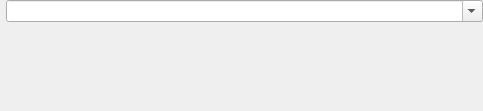
The window that tools/cathedral/ui/ServerScript.ui (comphack/comp_hack) describes before a commit, drawn with Qt 5.
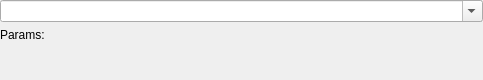
The same window after the commit. Custom widgets are drawn as their Qt base class.

Commit message: Moving BinaryDataSet to libcomp and cleaning up some action layouts

Diff of the .ui file:
```diff
--- a/tools/cathedral/ui/ServerScript.ui
+++ b/tools/cathedral/ui/ServerScript.ui
@@ -7,10 +7,10 @@
     <x>0</x>
     <y>0</y>
     <width>483</width>
-    <height>111</height>
+    <height>80</height>
    </rect>
   </property>
-  <layout class="QFormLayout" name="formLayout">
+  <layout class="QVBoxLayout" name="verticalLayout">
    <property name="leftMargin">
     <number>0</number>
    </property>
@@ -23,7 +23,7 @@
    <property name="bottomMargin">
     <number>0</number>
    </property>
-   <item row="2" column="1">
+   <item>
     <widget class="QComboBox" name="scriptID">
      <property name="sizePolicy">
       <sizepolicy hsizetype="Expanding" vsizetype="Fixed">
@@ -36,8 +36,19 @@
      </property>
     </widget>
    </item>
-   <item row="3" column="1">
-    <widget class="DynamicList" name="params" native="true"/>
+   <item>
+    <layout class="QFormLayout" name="formLayout">
+     <item row="0" column="0">
+      <widget class="QLabel" name="lblParams">
+       <property name="text">
+        <string>Params:</string>
+       </property>
+      </widget>
+     </item>
+     <item row="0" column="1">
+      <widget class="DynamicList" name="params" native="true"/>
+     </item>
+    </layout>
    </item>
   </layout>
  </widget>
```
The commit also changes 10 other files.
